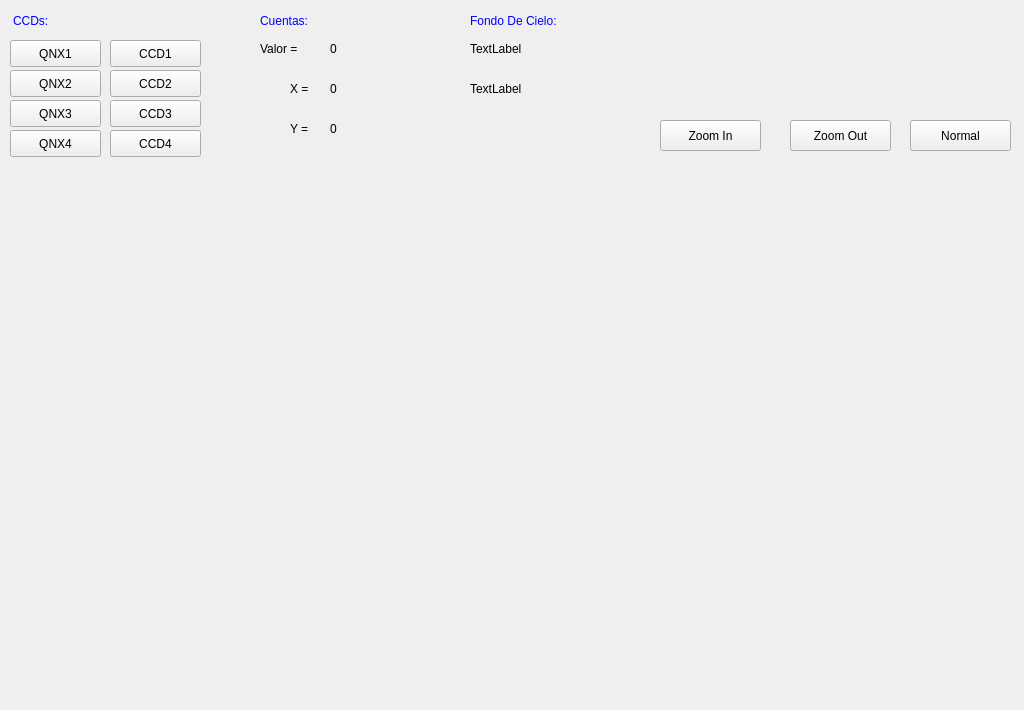
The window that visualizador.ui (joselp/observe-qt) describes before a commit, drawn with Qt 5.
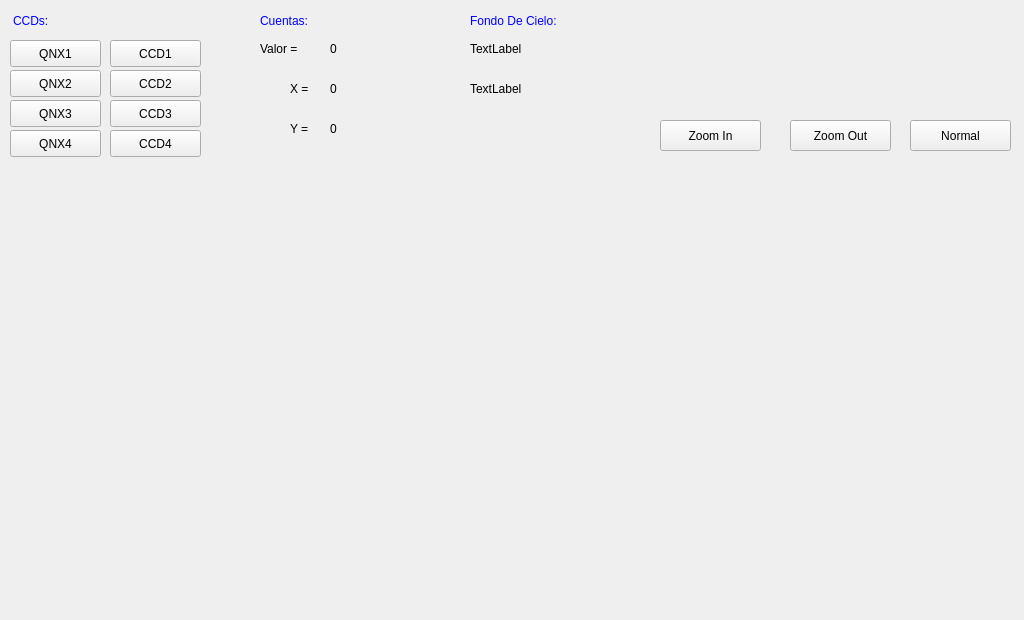
The same window after the commit.

The edit to the form file:
```diff
--- a/visualizador.ui
+++ b/visualizador.ui
@@ -7,19 +7,19 @@
     <x>0</x>
     <y>0</y>
     <width>1024</width>
-    <height>710</height>
+    <height>620</height>
    </rect>
   </property>
   <property name="minimumSize">
    <size>
     <width>1024</width>
-    <height>710</height>
+    <height>620</height>
    </size>
   </property>
   <property name="maximumSize">
    <size>
     <width>1024</width>
-    <height>710</height>
+    <height>620</height>
    </size>
   </property>
   <property name="windowTitle">
@@ -324,9 +324,9 @@
    <property name="geometry">
     <rect>
      <x>10</x>
-     <y>170</y>
-     <width>1001</width>
-     <height>531</height>
+     <y>160</y>
+     <width>1011</width>
+     <height>451</height>
     </rect>
    </property>
    <layout class="QVBoxLayout" name="verticalLayout"/>
```
